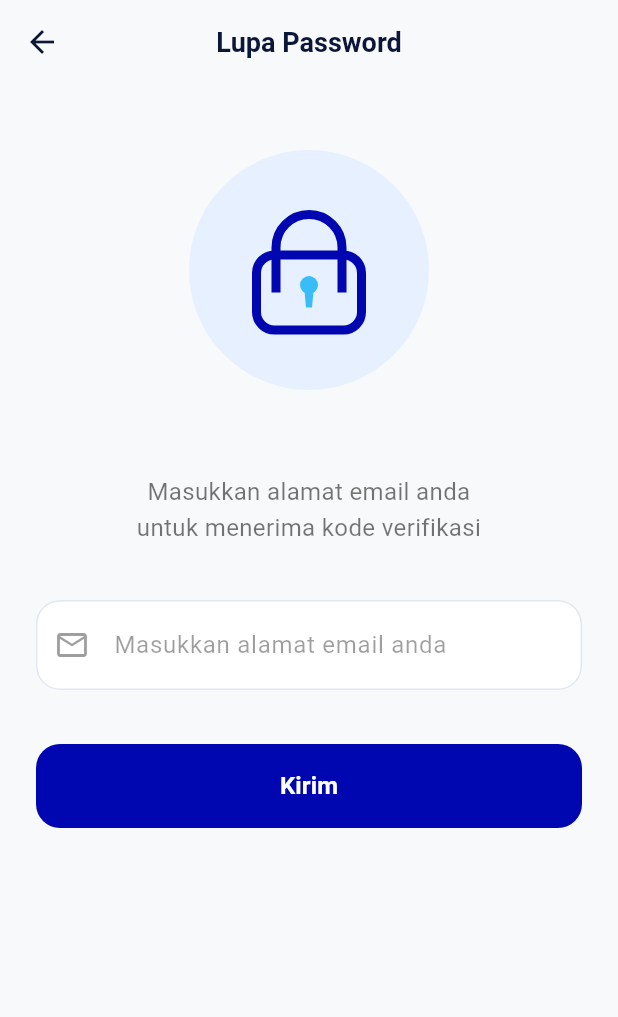
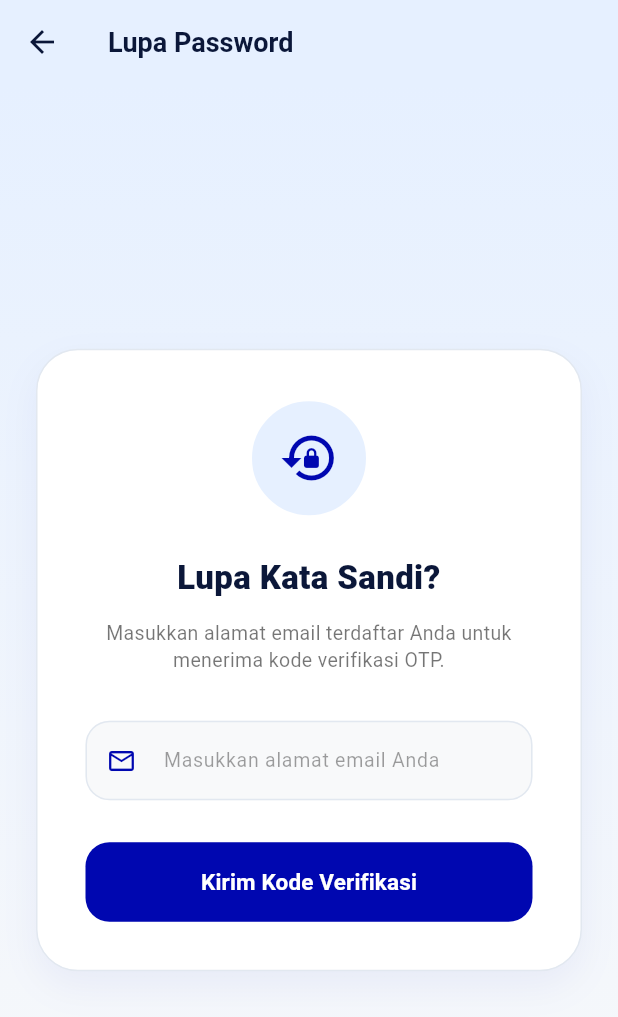
Before and after one commit to bntngridp/customer-myLaundry, a Flutter app: the ForgotPasswordView screen opened directly, on a phone screen of 412 x 824 dp. Shown: the top 1017 px of the screen. Run offline on Flutter 3.47's test engine with Material 3 defaults, Android fonts, the phone set to English and light mode, and no system bars; our stand-ins replace shared_preferences; accounts and stored records are empty.

Commit message:
fix(customer): redesign ForgotPasswordView to match modern premium card layout

```diff
--- a/lib/ui/features/auth/views/forgot_password_view.dart
+++ b/lib/ui/features/auth/views/forgot_password_view.dart
@@ -11,16 +11,61 @@ class ForgotPasswordView extends StatefulWidget {
 }
 
 class _ForgotPasswordViewState extends State<ForgotPasswordView> {
-  final TextEditingController _emailController = TextEditingController();
+  final _formKey = GlobalKey<FormState>();
+  final _emailController = TextEditingController();
+  bool _showClearButton = false;
+
+  @override
+  void initState() {
+    super.initState();
+    _emailController.addListener(() {
+      setState(() {
+        _showClearButton = _emailController.text.isNotEmpty;
+      });
+    });
+  }
+
+  @override
+  void dispose() {
+    _emailController.dispose();
+    super.dispose();
+  }
+
+  void _handleSubmit() async {
+    if (_formKey.currentState?.validate() ?? false) {
+      final email = _emailController.text.trim();
+      final viewModel = Provider.of<AuthViewModel>(context, listen: false);
+      final success = await viewModel.sendForgotPassword(email);
+
+      if (success && mounted) {
+        ScaffoldMessenger.of(context).showSnackBar(
+          const SnackBar(
+            content: Text('Kode OTP berhasil dikirim ke email Anda! ✨'),
+            backgroundColor: Color(0xFF0007B0),
+          ),
+        );
+        Navigator.push(
+          context,
+          MaterialPageRoute(builder: (context) => const VerifyOtpView()),
+        );
+      } else if (mounted && viewModel.errorMessage != null) {
+        ScaffoldMessenger.of(context).showSnackBar(
+          SnackBar(
+            content: Text(viewModel.errorMessage!),
+            backgroundColor: Colors.red,
+          ),
+        );
+      }
+    }
+  }
 
   @override
   Widget build(BuildContext context) {
     final viewModel = Provider.of<AuthViewModel>(context);
 
     return Scaffold(
-      backgroundColor: const Color(0xFFF8F9FA),
       appBar: AppBar(
-        backgroundColor: Colors.transparent,
+        backgroundColor: const Color(0xFFE6F0FF),
         elevation: 0,
         leading: IconButton(
           icon: const Icon(Icons.arrow_back, color: Color(0xFF0B1739)),
@@ -28,88 +73,141 @@ class _ForgotPasswordViewState extends State<ForgotPasswordView> {
         ),
         title: const Text(
           'Lupa Password',
-          style: TextStyle(color: Color(0xFF0B1739), fontWeight: FontWeight.bold, fontSize: 18),
-        ),
-        centerTitle: true,
-      ),
-      body: SafeArea(
-        child: SingleChildScrollView(
-          child: Padding(
-            padding: const EdgeInsets.symmetric(horizontal: 24.0),
-            child: Column(
-              crossAxisAlignment: CrossAxisAlignment.stretch,
-              children: [
-                const SizedBox(height: 24),
-                // Padlock custom vector painter illustration
-                Center(
-                  child: SizedBox(
-                    width: 200,
-                    height: 200,
-                    child: CustomPaint(
-                      painter: _PadlockPainter(),
+          style: TextStyle(
+            color: Color(0xFF0B1739),
+            fontWeight: FontWeight.bold,
+            fontSize: 18,
           ),
         ),
       ),
-                const SizedBox(height: 36),
+      body: Container(
+        decoration: const BoxDecoration(
+          gradient: LinearGradient(
+            colors: [Color(0xFFE6F0FF), Color(0xFFF8F9FA)],
+            begin: Alignment.topCenter,
+            end: Alignment.bottomCenter,
+          ),
+        ),
+        child: SafeArea(
+          child: Center(
+            child: SingleChildScrollView(
+              padding: const EdgeInsets.symmetric(horizontal: 24.0, vertical: 24.0),
+              child: Container(
+                constraints: const BoxConstraints(maxWidth: 420),
+                padding: const EdgeInsets.all(32),
+                decoration: BoxDecoration(
+                  color: Colors.white,
+                  borderRadius: BorderRadius.circular(28),
+                  boxShadow: [
+                    BoxShadow(
+                      color: const Color(0xFF0007B0).withValues(alpha: 0.05),
+                      blurRadius: 20,
+                      offset: const Offset(0, 10),
+                    )
+                  ],
+                  border: Border.all(color: const Color(0xFFE2E8F0)),
+                ),
+                child: Form(
+                  key: _formKey,
+                  child: Column(
+                    crossAxisAlignment: CrossAxisAlignment.stretch,
+                    mainAxisSize: MainAxisSize.min,
+                    children: [
+                      // Lock Reset Illustration Icon
+                      Center(
+                        child: Container(
+                          width: 80,
+                          height: 80,
+                          decoration: BoxDecoration(
+                            shape: BoxShape.circle,
+                            color: const Color(0xFFE6F0FF),
+                            border: Border.all(color: Colors.white, width: 2),
+                          ),
+                          child: const Icon(
+                            Icons.lock_reset,
+                            size: 40,
+                            color: Color(0xFF0007B0),
+                          ),
+                        ),
+                      ),
+                      const SizedBox(height: 24),
 
+                      // Title
                       const Text(
-                  'Masukkan alamat email anda\nuntuk menerima kode verifikasi',
+                        'Lupa Kata Sandi?',
                         textAlign: TextAlign.center,
                         style: TextStyle(
-                    fontSize: 16,
-                    color: Colors.black54,
-                    height: 1.5,
+                          fontSize: 22,
+                          fontWeight: FontWeight.w800,
+                          color: Color(0xFF0B1739),
                         ),
                       ),
-                const SizedBox(height: 36),
+                      const SizedBox(height: 12),
 
-                // Email Input field
-                TextField(
+                      // Description
+                      const Text(
+                        'Masukkan alamat email terdaftar Anda untuk menerima kode verifikasi OTP.',
+                        textAlign: TextAlign.center,
+                        style: TextStyle(
+                          fontSize: 13,
+                          color: Colors.black54,
+                          height: 1.4,
+                        ),
+                      ),
+                      const SizedBox(height: 32),
+
+                      // Email input field
+                      TextFormField(
                         controller: _emailController,
                         keyboardType: TextInputType.emailAddress,
+                        textInputAction: TextInputAction.done,
+                        style: const TextStyle(fontWeight: FontWeight.w500, color: Color(0xFF0B1739), fontSize: 14),
                         decoration: InputDecoration(
-                    prefixIcon: const Icon(Icons.email_outlined, color: Colors.black38),
-                    hintText: 'Masukkan alamat email anda',
-                    hintStyle: const TextStyle(color: Colors.black38),
+                          hintText: 'Masukkan alamat email Anda',
+                          hintStyle: const TextStyle(color: Colors.black38, fontWeight: FontWeight.normal, fontSize: 13),
+                          prefixIcon: const Icon(Icons.email_outlined, color: Color(0xFF0007B0), size: 20),
+                          suffixIcon: _showClearButton
+                              ? IconButton(
+                                  icon: const Icon(Icons.cancel, color: Colors.black26, size: 20),
+                                  onPressed: () => _emailController.clear(),
+                                )
+                              : null,
                           filled: true,
-                    fillColor: Colors.white,
-                    contentPadding: const EdgeInsets.symmetric(vertical: 18),
+                          fillColor: const Color(0xFFF8F9FA),
+                          contentPadding: const EdgeInsets.symmetric(vertical: 16.0),
+                          border: OutlineInputBorder(
+                            borderRadius: BorderRadius.circular(16.0),
+                            borderSide: const BorderSide(color: Color(0xFFE2E8F0)),
+                          ),
                           enabledBorder: OutlineInputBorder(
-                      borderRadius: BorderRadius.circular(16),
+                            borderRadius: BorderRadius.circular(16.0),
                             borderSide: const BorderSide(color: Color(0xFFE2E8F0)),
                           ),
                           focusedBorder: OutlineInputBorder(
-                      borderRadius: BorderRadius.circular(16),
-                      borderSide: const BorderSide(color: Color(0xFF0007B0), width: 2),
+                            borderRadius: BorderRadius.circular(16.0),
+                            borderSide: const BorderSide(color: Color(0xFF0007B0), width: 1.5),
                           ),
                         ),
+                        validator: (value) {
+                          if (value == null || value.trim().isEmpty) {
+                            return 'Alamat email tidak boleh kosong';
+                          }
+                          // Simple email format check
+                          if (!RegExp(r'^[\w-\.]+@([\w-]+\.)+[\w-]{2,4}$').hasMatch(value.trim())) {
+                            return 'Format email tidak valid';
+                          }
+                          return null;
+                        },
                       ),
-                const SizedBox(height: 36),
+                      const SizedBox(height: 28),
 
-                // Send Button
+                      // Kirim Button
                       ElevatedButton(
-                  onPressed: viewModel.isLoading
-                      ? null
-                      : () async {
-                          final success = await viewModel.sendForgotPassword(_emailController.text);
-                          if (success && context.mounted) {
-                            Navigator.push(
-                              context,
-                              MaterialPageRoute(builder: (context) => const VerifyOtpView()),
-                            );
-                          } else if (context.mounted && viewModel.errorMessage != null) {
-                            ScaffoldMessenger.of(context).showSnackBar(
-                              SnackBar(
-                                content: Text(viewModel.errorMessage!),
-                                backgroundColor: Colors.red,
-                              ),
-                            );
-                          }
-                        },
+                        onPressed: viewModel.isLoading ? null : _handleSubmit,
                         style: ElevatedButton.styleFrom(
                           backgroundColor: const Color(0xFF0007B0),
-                    foregroundColor: Colors.white,
-                    minimumSize: const Size(double.infinity, 56),
+                          disabledBackgroundColor: const Color(0xFF0007B0).withValues(alpha: 0.6),
+                          padding: const EdgeInsets.symmetric(vertical: 16),
                           shape: RoundedRectangleBorder(
                             borderRadius: BorderRadius.circular(16),
                           ),
@@ -119,11 +217,18 @@ class _ForgotPasswordViewState extends State<ForgotPasswordView> {
                             ? const SizedBox(
                                 height: 20,
                                 width: 20,
-                          child: CircularProgressIndicator(color: Colors.white, strokeWidth: 2),
+                                child: CircularProgressIndicator(
+                                  color: Colors.white,
+                                  strokeWidth: 2,
+                                ),
                               )
                             : const Text(
-                          'Kirim',
-                          style: TextStyle(fontSize: 16, fontWeight: FontWeight.bold),
+                                'Kirim Kode Verifikasi',
+                                style: TextStyle(
+                                  fontSize: 15,
+                                  fontWeight: FontWeight.bold,
+                                  color: Colors.white,
+                                ),
                               ),
                       ),
                     ],
@@ -131,60 +236,9 @@ class _ForgotPasswordViewState extends State<ForgotPasswordView> {
                 ),
               ),
             ),
+          ),
+        ),
+      ),
     );
   }
 }
-
-class _PadlockPainter extends CustomPainter {
-  @override
-  void paint(Canvas canvas, Size size) {
-    final center = Offset(size.width / 2, size.height / 2);
-    final bgPaint = Paint()
-      ..color = const Color(0xFFE6F0FF)
-      ..style = PaintingStyle.fill;
-
-    // Draw background circle
-    canvas.drawCircle(center, size.width * 0.4, bgPaint);
-
-    final lockPaint = Paint()
-      ..color = const Color(0xFF0007B0)
-      ..style = PaintingStyle.stroke
-      ..strokeWidth = 6.0;
-
-    // Draw lock body
-    canvas.drawRRect(
-      RRect.fromRectAndRadius(
-        Rect.fromCenter(center: center.translate(0, 15), width: 70, height: 50),
-        const Radius.circular(12),
-      ),
-      lockPaint,
-    );
-
-    // Draw shackle (the loop on top of padlock)
-    final shacklePath = Path()
-      ..moveTo(center.dx - 22, center.dy + 15)
-      ..lineTo(center.dx - 22, center.dy - 15)
-      ..arcToPoint(
-        Offset(center.dx + 22, center.dy - 15),
-        radius: const Radius.circular(22),
-      )
-      ..lineTo(center.dx + 22, center.dy + 15);
-
-    canvas.drawPath(shacklePath, lockPaint);
-
-    // Lock keyhole/icon details
-    canvas.drawCircle(center.translate(0, 10), 6, Paint()..color = const Color(0xFF38BDF8));
-    canvas.drawPath(
-      Path()
-        ..moveTo(center.dx - 3, center.dy + 14)
-        ..lineTo(center.dx + 3, center.dy + 14)
-        ..lineTo(center.dx + 2, center.dy + 25)
-        ..lineTo(center.dx - 2, center.dy + 25)
-        ..close(),
-      Paint()..color = const Color(0xFF38BDF8),
-    );
-  }
-
-  @override
-  bool shouldRepaint(covariant CustomPainter oldDelegate) => false;
-}
```
Lines whose indentation alone changed are shown as unchanged.
